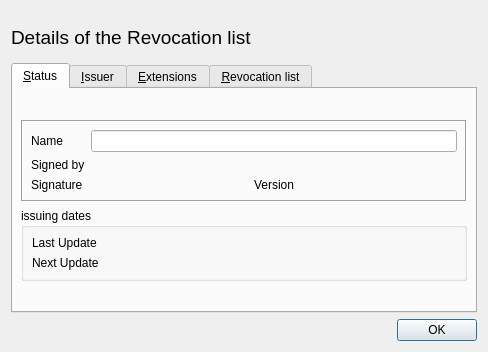
Qt form ui/CrlDetail.ui (chris2511/xca) before a commit.
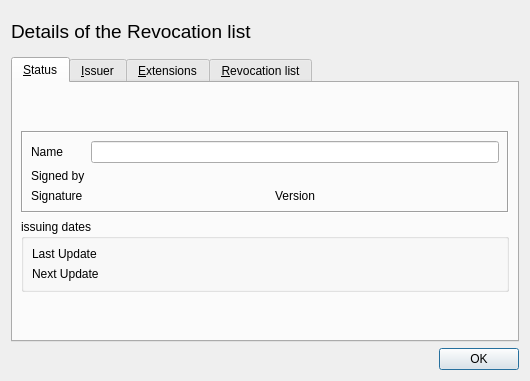
The same form after that commit. The open tabs and pages were chosen to show the change. Custom widgets are drawn as their Qt base class.

What changed in the file:
```diff
--- a/ui/CrlDetail.ui
+++ b/ui/CrlDetail.ui
@@ -6,22 +6,13 @@
    <rect>
     <x>0</x>
     <y>0</y>
-    <width>488</width>
-    <height>352</height>
+    <width>530</width>
+    <height>381</height>
    </rect>
   </property>
   <layout class="QVBoxLayout" name="verticalLayout">
-   <item>
-    <widget class="QWidget" name="widget" native="true"/>
-   </item>
    <item>
     <layout class="QHBoxLayout">
-     <property name="spacing">
-      <number>6</number>
-     </property>
-     <property name="margin">
-      <number>0</number>
-     </property>
      <item>
       <widget class="QLabel" name="TextLabel1">
        <property name="font">
@@ -80,16 +71,13 @@
    <item>
     <widget class="QTabWidget" name="tabview">
      <property name="currentIndex">
-      <number>0</number>
+      <number>3</number>
      </property>
      <widget class="QWidget" name="unnamed">
       <attribute name="title">
        <string>&amp;Status</string>
       </attribute>
       <layout class="QVBoxLayout">
-       <property name="spacing">
-        <number>6</number>
-       </property>
        <property name="margin">
         <number>8</number>
        </property>
@@ -121,17 +109,8 @@
           <property name="margin">
            <number>8</number>
           </property>
-          <property name="spacing">
-           <number>6</number>
-          </property>
           <item row="2" column="1">
            <layout class="QHBoxLayout">
-            <property name="spacing">
-             <number>6</number>
-            </property>
-            <property name="margin">
-             <number>0</number>
-            </property>
             <item>
              <widget class="ClickLabel" name="signCheck"/>
             </item>
@@ -203,9 +182,6 @@
           <property name="margin">
            <number>8</number>
           </property>
-          <property name="spacing">
-           <number>6</number>
-          </property>
           <item row="1" column="0">
            <widget class="QLabel" name="TextLabel2_2">
             <property name="text">
@@ -252,9 +228,6 @@
        <string>&amp;Issuer</string>
       </attribute>
       <layout class="QVBoxLayout">
-       <property name="spacing">
-        <number>6</number>
-       </property>
        <property name="margin">
         <number>11</number>
        </property>
@@ -268,9 +241,6 @@
        <string>&amp;Extensions</string>
       </attribute>
       <layout class="QVBoxLayout">
-       <property name="spacing">
-        <number>6</number>
-       </property>
        <property name="margin">
         <number>11</number>
        </property>
@@ -291,9 +261,6 @@
        <string>&amp;Revocation list</string>
       </attribute>
       <layout class="QVBoxLayout">
-       <property name="spacing">
-        <number>6</number>
-       </property>
        <property name="margin">
         <number>11</number>
        </property>
@@ -305,15 +272,9 @@
          <property name="selectionMode">
           <enum>QAbstractItemView::NoSelection</enum>
          </property>
-         <property name="rootIsDecorated">
-          <bool>false</bool>
-         </property>
-         <property name="uniformRowHeights">
-          <bool>true</bool>
-         </property>
          <column>
           <property name="text">
-           <string>0</string>
+           <string notr="true">1</string>
           </property>
          </column>
         </widget>
```
Left out of the diff: 4 changed lines with no effect on the pictures.
